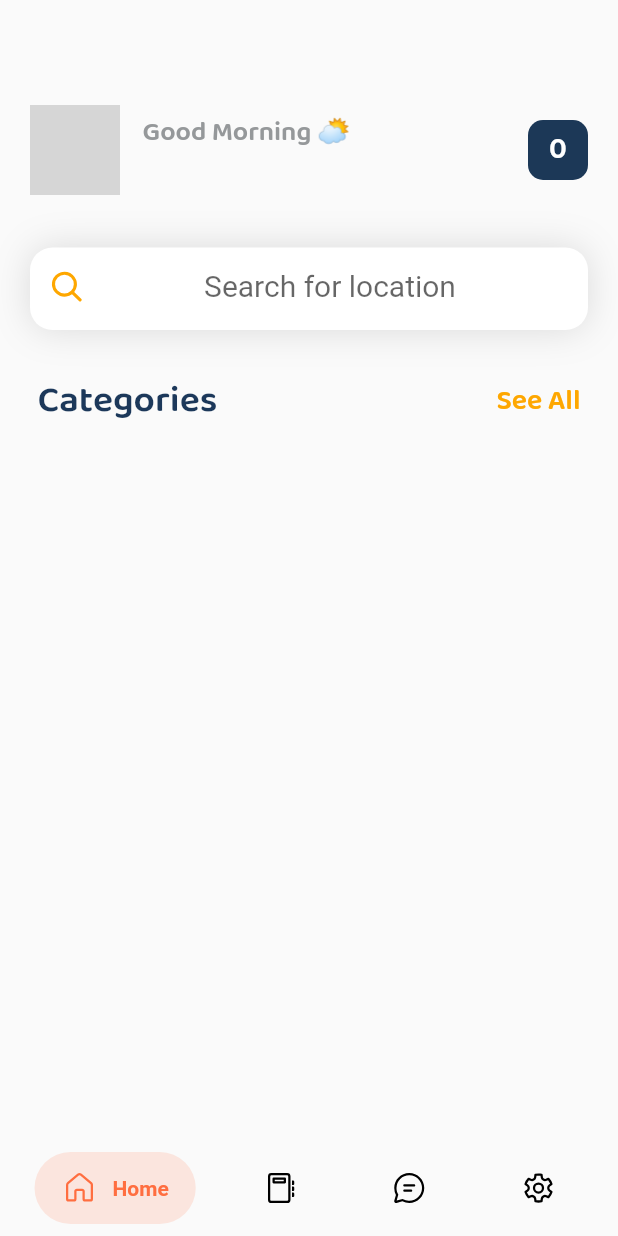
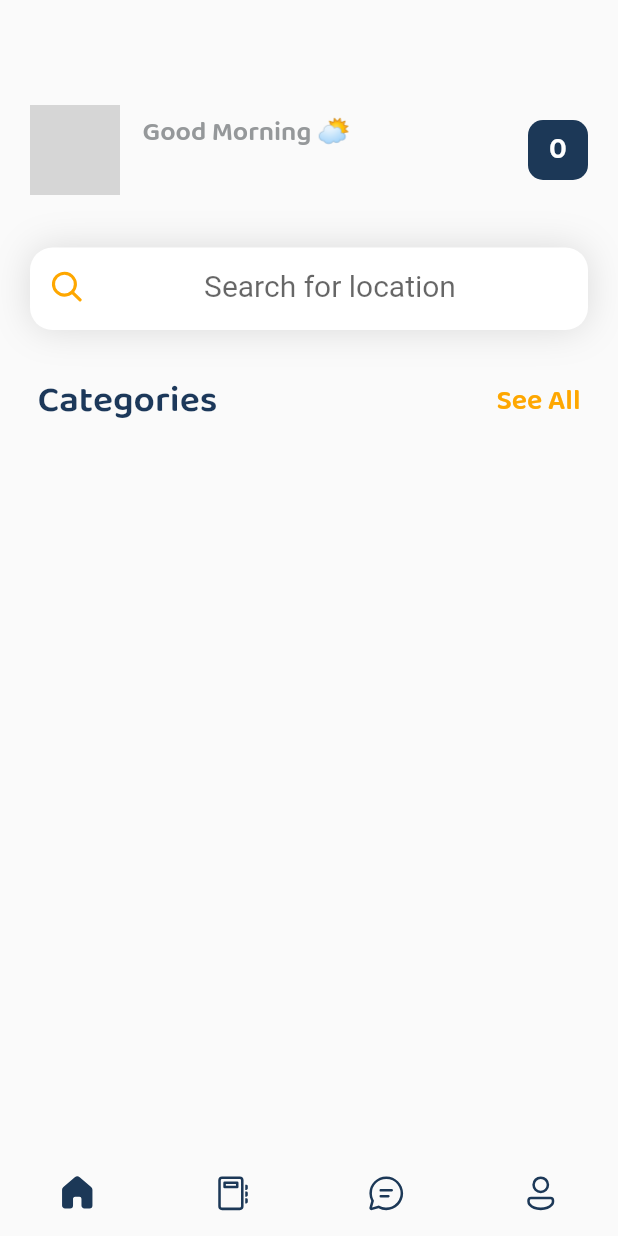
Before and after one commit to lakshya46jain/help4you, a Flutter app: the screen it shows once a user with an empty profile is signed in, on a phone screen of 412 x 824 dp. Run offline on Flutter 3.47's test engine with Material 2 defaults, Android fonts, the phone set to English and light mode, and no system bars; drawn by our look-alikes of cached_network_image, google_nav_bar; our stand-ins replace cloud_firestore, firebase_auth, firebase_core, firebase_storage, fluentui_system_icons, flutter_markdown and 6 more; missing offline and left inert: flutter_phone_direct_caller, international_phone_input, rate_my_app; accounts and stored records are empty; network calls fail; project files that could hold a hidden picture were left out; grey boxes are pictures that could not be loaded.

Commit message:
Redesigned Main Bottom Navigation Bar User Interface

```diff
--- a/lib/screens/bottom_nav_bar.dart
+++ b/lib/screens/bottom_nav_bar.dart
@@ -2,11 +2,10 @@
 import 'package:flutter/material.dart';
 // Dependency Imports
 import 'package:fluentui_system_icons/fluentui_system_icons.dart';
-import 'package:google_nav_bar/google_nav_bar.dart';
 // File Imports
 import 'package:help4you/screens/home_screen/home_screen.dart';
+import 'package:help4you/screens/bookings_screen/bookings_screen.dart';
 import 'package:help4you/screens/settings_screen/settings_screen.dart';
-import 'package:help4you/screens/bookings_screen/bookings_screen.dart';
 import 'package:help4you/screens/message_list_screen/message_list_screen.dart';
 
 class BottomNavBar extends StatefulWidget {
@@ -51,61 +50,42 @@
       },
       child: Scaffold(
         body: tabs[selectedIndex],
-        bottomNavigationBar: SafeArea(
-          child: Container(
-            margin: EdgeInsets.symmetric(horizontal: 20.0, vertical: 5.0),
-            child: Padding(
-              padding: EdgeInsets.symmetric(horizontal: 3.0, vertical: 3.0),
-              child: GNav(
-                onTabChange: onTap,
-                tabs: [
-                  GButton(
-                    icon: FluentIcons.home_24_regular,
-                    text: 'Home',
-                    gap: gap,
-                    iconActiveColor: mainColor,
-                    iconColor: inactiveColor,
-                    textColor: mainColor,
-                    backgroundColor: backgroundColor,
-                    iconSize: iconSize,
-                    padding: padding,
-                  ),
-                  GButton(
-                    icon: FluentIcons.notebook_24_regular,
-                    text: 'Bookings',
-                    gap: gap,
-                    iconActiveColor: mainColor,
-                    iconColor: inactiveColor,
-                    textColor: mainColor,
-                    backgroundColor: backgroundColor,
-                    iconSize: iconSize,
-                    padding: padding,
-                  ),
-                  GButton(
-                    icon: FluentIcons.chat_24_regular,
-                    text: 'Messages',
-                    gap: gap,
-                    iconActiveColor: mainColor,
-                    iconColor: inactiveColor,
-                    textColor: mainColor,
-                    backgroundColor: backgroundColor,
-                    iconSize: iconSize,
-                    padding: padding,
-                  ),
-                  GButton(
-                    icon: FluentIcons.settings_24_regular,
-                    text: 'Settings',
-                    gap: gap,
-                    iconActiveColor: mainColor,
-                    iconColor: inactiveColor,
-                    textColor: mainColor,
-                    backgroundColor: backgroundColor,
-                    iconSize: iconSize,
-                    padding: padding,
-                  ),
-                ],
+        bottomNavigationBar: ClipRRect(
+          borderRadius: BorderRadius.only(
+            topLeft: Radius.circular(25.0),
+          ),
+          child: BottomNavigationBar(
+            onTap: onTap,
+            elevation: 0.0,
+            iconSize: 27.0,
+            selectedFontSize: 1.0,
+            unselectedFontSize: 1.0,
+            currentIndex: selectedIndex,
+            type: BottomNavigationBarType.fixed,
+            selectedItemColor: Color(0xFF1C3857),
+            unselectedItemColor: Color(0xFF1C3857),
+            items: [
+              BottomNavigationBarItem(
+                icon: Icon(FluentIcons.home_24_regular),
+                activeIcon: Icon(FluentIcons.home_24_filled),
+                label: "",
               ),
-            ),
+              BottomNavigationBarItem(
+                icon: Icon(FluentIcons.notebook_24_regular),
+                activeIcon: Icon(FluentIcons.notebook_24_filled),
+                label: "",
+              ),
+              BottomNavigationBarItem(
+                icon: Icon(FluentIcons.chat_24_regular),
+                activeIcon: Icon(FluentIcons.chat_24_filled),
+                label: "",
+              ),
+              BottomNavigationBarItem(
+                icon: Icon(FluentIcons.person_24_regular),
+                activeIcon: Icon(FluentIcons.person_24_filled),
+                label: "",
+              ),
+            ],
           ),
         ),
       ),
```
